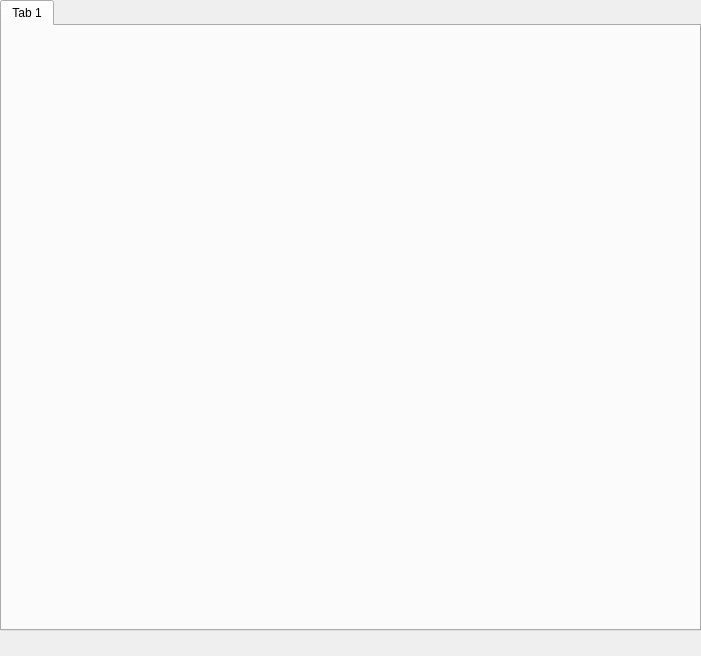
Before: the Qt Designer form spectromicroscopy/SMP.ui in praxes/praxes, drawn with Qt 5.
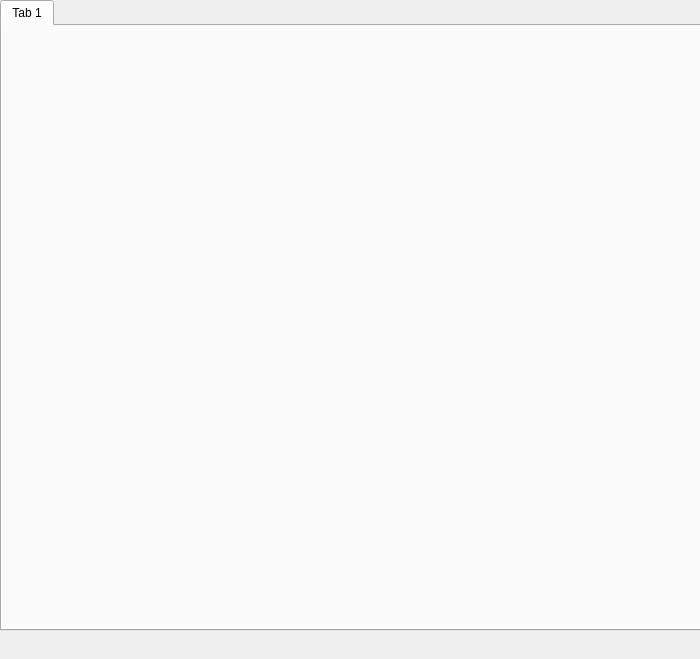
After: the same form once the commit is applied.

```diff
--- a/spectromicroscopy/SMP.ui
+++ b/spectromicroscopy/SMP.ui
@@ -5,8 +5,8 @@
    <rect>
     <x>0</x>
     <y>0</y>
-    <width>701</width>
-    <height>656</height>
+    <width>700</width>
+    <height>659</height>
    </rect>
   </property>
   <property name="windowTitle" >
```
Left out of the diff: 2 changed lines with no effect on the pictures.
